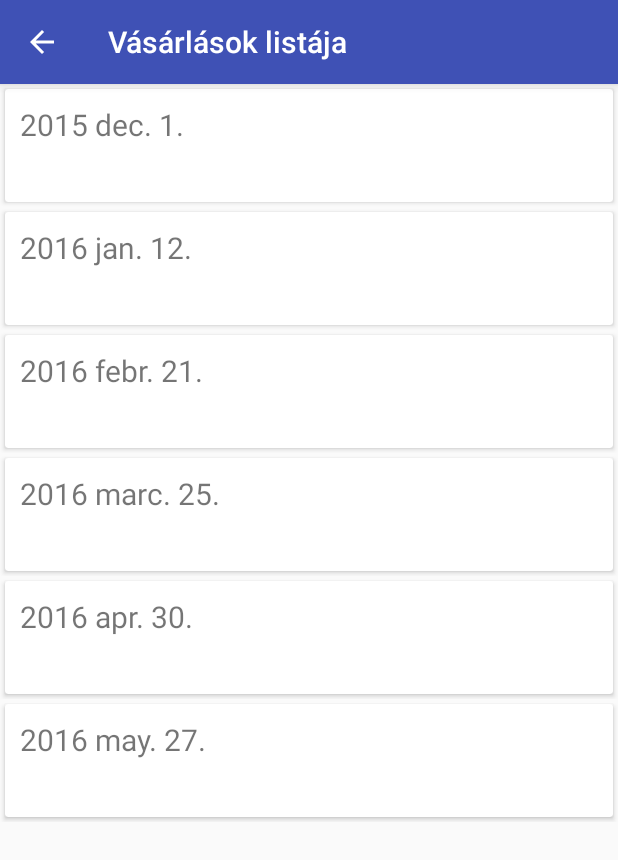
After one commit to kremo/RecomSys, an Android app: the PurchasesListActivity screen opened directly, with no data from a screen before it, on a phone screen of 412 x 824 dp. The commit adds this screen. Shown: the top 860 px of the screen. Run offline under Robolectric (Android 15) with nearby library versions, the light colour scheme and no system bars.

Commit message:
purchases list mock

```diff
--- a/app/build.gradle
+++ b/app/build.gradle
@@ -26,4 +26,6 @@
     compile 'com.android.support:design:23.2.1'
     compile 'com.google.code.gson:gson:2.5'
     compile 'it.sephiroth.android.library.horizontallistview:hlistview:1.2.2'
+    compile 'com.android.support:cardview-v7:+'
+    compile 'com.android.support:recyclerview-v7:+'
 }
--- /dev/null
+++ b/app/src/main/java/com/example/gyuri/recomsys/PurchasesListActivity.java
@@ -0,0 +1,43 @@
+package com.example.gyuri.recomsys;
+
+import android.os.Bundle;
+import android.support.v7.app.AppCompatActivity;
+import android.support.v7.widget.LinearLayoutManager;
+import android.support.v7.widget.RecyclerView;
+
+import java.util.ArrayList;
+
+/**
+ * Created by Andras on 13/05/16.
+ */
+public class PurchasesListActivity extends AppCompatActivity {
+    private RecyclerView mRecyclerView;
+    private PurchasesRecyclerAdapter mAdapter;
+    private RecyclerView.LayoutManager mLayoutManager;
+    private ArrayList<String> purchases;
+
+    @Override
+    public void onCreate(Bundle savedInstanceState) {
+        super.onCreate(savedInstanceState);
+
+        purchases = new ArrayList<String>();
+        purchases.add("2015 dec. 1.");
+        purchases.add("2016 jan. 12.");
+        purchases.add("2016 febr. 21.");
+        purchases.add("2016 marc. 25.");
+        purchases.add("2016 apr. 30.");
+        purchases.add("2016 may. 27.");
+
+        //View view = inflater.inflate(R.layout.fragment_purchases_list, container, false);
+
+        setContentView(R.layout.fragment_purchases_list);
+
+        mRecyclerView = (RecyclerView) findViewById(R.id.purchases_recycler_view);
+        mRecyclerView.setHasFixedSize(true);
+        mLayoutManager = new LinearLayoutManager(this);
+        mRecyclerView.setLayoutManager(mLayoutManager);
+
+        mAdapter = new PurchasesRecyclerAdapter(purchases);
+        mRecyclerView.setAdapter(mAdapter);
+    }
+}
--- /dev/null
+++ b/app/src/main/java/com/example/gyuri/recomsys/PurchasesRecyclerAdapter.java
@@ -0,0 +1,53 @@
+package com.example.gyuri.recomsys;
+
+import android.support.v7.widget.RecyclerView;
+import android.view.LayoutInflater;
+import android.view.View;
+import android.view.ViewGroup;
+import android.widget.ImageView;
+import android.widget.TextView;
+
+import java.util.ArrayList;
+
+/**
+ * Created by Andras on 13/05/16.
+ */
+public class PurchasesRecyclerAdapter extends RecyclerView.Adapter {
+    ArrayList<String> purchases;
+
+    public class PurchaseCard extends RecyclerView.ViewHolder{
+        TextView label;
+        ImageView icon;
+        public PurchaseCard(View itemView) {
+            super (itemView);
+            label = (TextView) itemView.findViewById(R.id.label);
+        }
+    }
+
+    public PurchasesRecyclerAdapter(ArrayList<String> allPurchases) {
+        purchases = allPurchases;
+    }
+
+    @Override
+    public RecyclerView.ViewHolder onCreateViewHolder(ViewGroup parent, int viewType) {
+        View view = LayoutInflater.from(parent.getContext()).inflate(R.layout.card_view_purchase, parent, false);
+        PurchaseCard dataObjectHolder = new PurchaseCard(view);
+        return dataObjectHolder;
+    }
+
+    @Override
+    public void onBindViewHolder(RecyclerView.ViewHolder viewHolder, int position) {
+        String actualPurchase = purchases.get(position);
+        PurchaseCard attendeeCard = (PurchaseCard)viewHolder;
+        attendeeCard.label.setText(actualPurchase);
+    }
+
+    @Override
+    public int getItemCount() {
+        if(purchases == null){
+            return 0;
+        }
+        return purchases.size();
+    }
+
+}
--- a/app/src/main/java/com/example/gyuri/recomsys/UsersActivity.java
+++ b/app/src/main/java/com/example/gyuri/recomsys/UsersActivity.java
@@ -494,9 +494,8 @@
         } else if (id == R.id.nav_purchases) {
             //összes vásárlás
 
-        }
-        else if( id == R.id.action_registration){
-
+            Intent intent = new Intent(UsersActivity.this, PurchasesListActivity.class);
+            startActivity(intent);
         }
 
 
--- /dev/null
+++ b/app/src/main/res/layout/card_view_purchase.xml
@@ -0,0 +1,37 @@
+<?xml version="1.0" encoding="utf-8"?>
+<LinearLayout xmlns:android="http://schemas.android.com/apk/res/android"
+    xmlns:card_view="http://schemas.android.com/apk/res-auto"
+    android:orientation="vertical"
+    android:layout_width="match_parent"
+    android:layout_height="wrap_content">
+
+    <android.support.v7.widget.CardView
+        android:id="@+id/card_view_purchase"
+        android:layout_gravity="center"
+        android:layout_width="fill_parent"
+        android:layout_height="75dp"
+        android:layout_margin="3dp"
+        card_view:cardCornerRadius="2dp"
+        card_view:contentPadding="10dp">
+
+        <RelativeLayout
+            android:layout_width="fill_parent"
+            android:layout_height="wrap_content">
+
+            <TextView
+                android:id="@+id/label"
+                android:layout_width="wrap_content"
+                android:layout_height="wrap_content"
+                android:layout_centerInParent="true"
+                android:layout_alignParentLeft="true"
+                android:text="BOLD"
+                android:layout_marginRight="20dp"
+                android:textSize="20dp"
+                />
+        </RelativeLayout>
+    </android.support.v7.widget.CardView>
+
+
+
+
+</LinearLayout>
--- /dev/null
+++ b/app/src/main/res/layout/fragment_purchases_list.xml
@@ -0,0 +1,13 @@
+<?xml version="1.0" encoding="utf-8"?>
+<RelativeLayout xmlns:android="http://schemas.android.com/apk/res/android"
+    android:layout_width="match_parent"
+    android:layout_height="match_parent"
+    android:orientation="vertical">
+
+    <android.support.v7.widget.RecyclerView
+        android:id="@+id/purchases_recycler_view"
+        android:layout_width="match_parent"
+        android:layout_height="match_parent"
+        android:scrollbars="vertical" />
+
+</RelativeLayout>
```
Also changed, not shown: app/src/main/AndroidManifest.xml (+8 -0 lines), app/src/main/java/com/example/gyuri/recomsys/model/RegisterActivity.java (deleted, +0 -66 lines).
